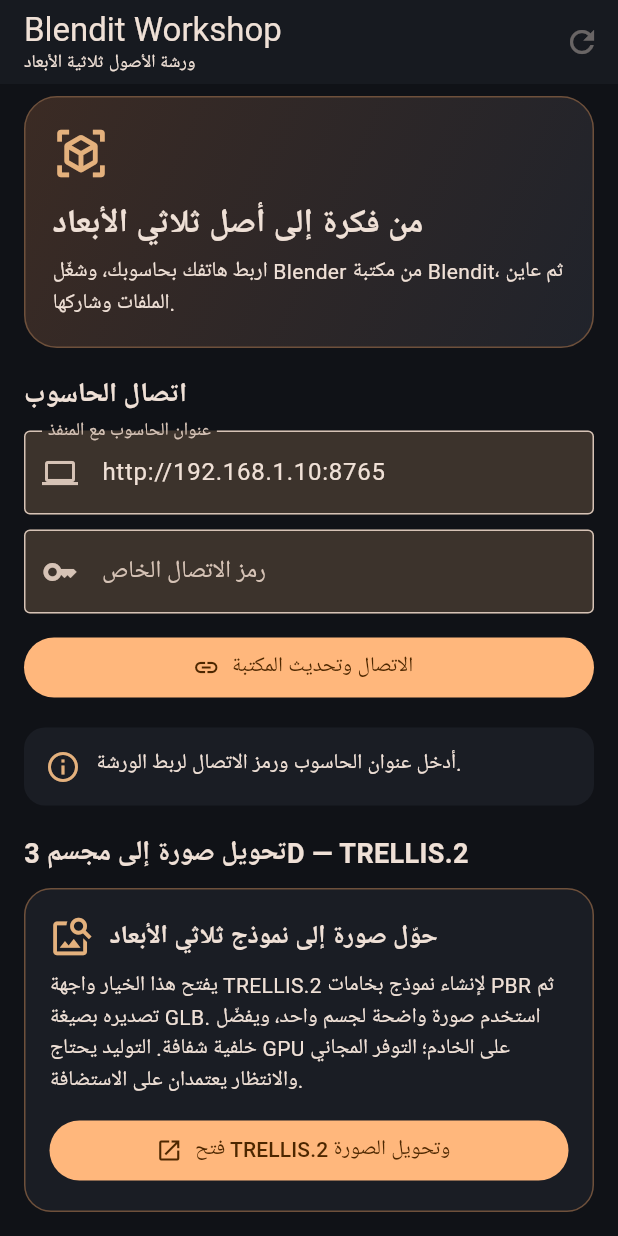
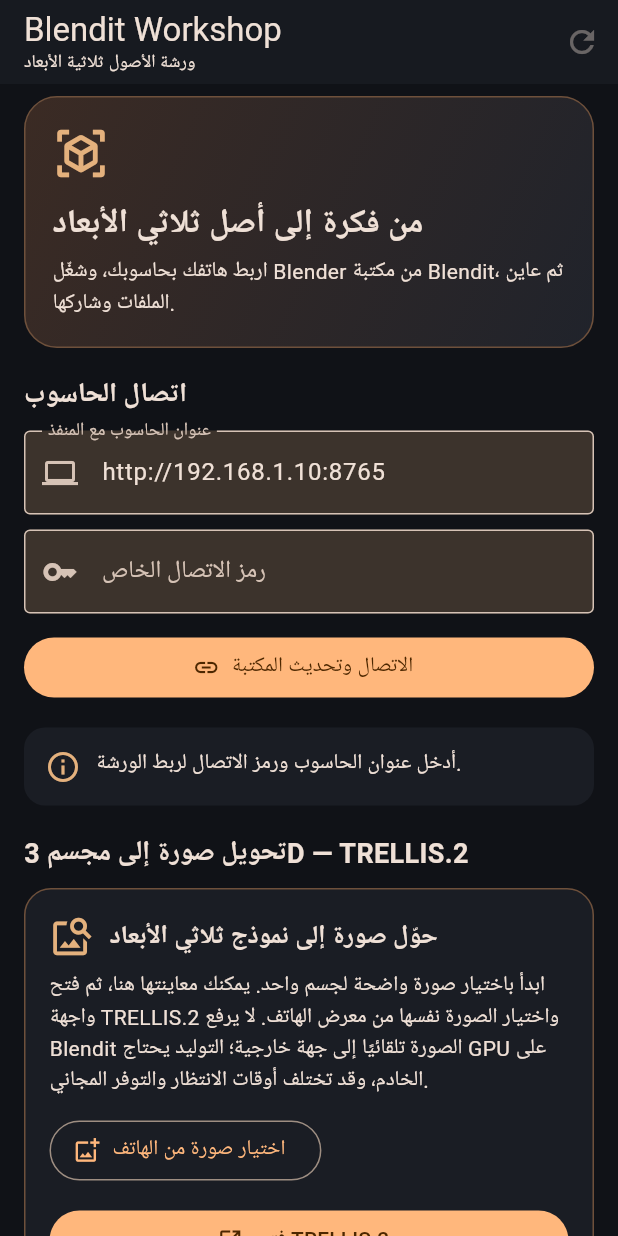
Before and after one commit to bdssmdkacem-dot/Blendit, a Flutter app: the screen it shows after launch, on a phone screen of 412 x 824 dp. Run offline on Flutter 3.47's test engine with Material 3 defaults, Android fonts, the phone set to English and light mode, and no system bars; our stand-ins replace image_picker, share_plus.

Commit message:
Add image selection and preview to TRELLIS.2 workflow

```diff
--- a/android_app/lib/main.dart
+++ b/android_app/lib/main.dart
@@ -4,6 +4,7 @@
 
 import 'package:flutter/material.dart';
 import 'package:http/http.dart' as http;
+import 'package:image_picker/image_picker.dart';
 import 'package:path_provider/path_provider.dart';
 import 'package:share_plus/share_plus.dart';
 import 'package:url_launcher/url_launcher.dart';
@@ -73,6 +74,8 @@
   bool _busy = false;
   bool _connected = false;
   Timer? _pollTimer;
+  final ImagePicker _imagePicker = ImagePicker();
+  XFile? _sourceImage;
 
   String get _baseUrl => _hostController.text.trim().replaceAll(RegExp(r'/+$'), '');
   Map<String, String> get _headers => {
@@ -210,12 +213,38 @@
     }
   }
 
+  Future<void> _pickSourceImage() async {
+    try {
+      final image = await _imagePicker.pickImage(
+        source: ImageSource.gallery,
+        imageQuality: 92,
+        maxWidth: 2048,
+        maxHeight: 2048,
+      );
+      if (image == null || !mounted) return;
+      final size = await File(image.path).length();
+      if (size > 20 * 1024 * 1024) {
+        setState(() => _status = 'الصورة أكبر من 20 ميغابايت. اختر صورة أصغر لتسهيل الرفع.');
+        return;
+      }
+      setState(() {
+        _sourceImage = image;
+        _status = 'تم اختيار الصورة. افتح TRELLIS.2 ثم اختر الصورة نفسها من معرض الهاتف لبدء التوليد.';
+      });
+    } catch (error) {
+      if (mounted) setState(() => _status = 'تعذّر اختيار الصورة: $error');
+    }
+  }
+
   Future<void> _openTrellis() async {
     final uri = Uri.parse('https://huggingface.co/spaces/microsoft/TRELLIS.2');
     try {
       final opened = await launchUrl(uri, mode: LaunchMode.externalApplication);
-      if (!opened && mounted) {
+      if (!mounted) return;
+      if (!opened) {
         setState(() => _status = 'تعذّر فتح TRELLIS.2. تحقق من اتصال الإنترنت ثم أعد المحاولة.');
+      } else if (_sourceImage != null) {
+        setState(() => _status = 'فتحنا TRELLIS.2. لأسباب الخصوصية لا نرفع الصورة تلقائيًا؛ اختر الصورة المحددة يدويًا داخل صفحة الخدمة.');
       }
     } catch (error) {
       if (mounted) setState(() => _status = 'تعذّر فتح TRELLIS.2: $error');
@@ -365,17 +394,49 @@
                   ),
                   const SizedBox(height: 8),
                   const Text(
-                    'يفتح هذا الخيار واجهة TRELLIS.2 لإنشاء نموذج بخامات PBR ثم تصديره بصيغة GLB. '
-                    'استخدم صورة واضحة لجسم واحد، ويفضّل خلفية شفافة. التوليد يحتاج GPU على الخادم؛ '
-                    'التوفر المجاني والانتظار يعتمدان على الاستضافة.',
+                    'ابدأ باختيار صورة واضحة لجسم واحد. يمكنك معاينتها هنا، ثم فتح واجهة TRELLIS.2 واختيار الصورة نفسها من معرض الهاتف. '
+                    'لا يرفع Blendit الصورة تلقائيًا إلى جهة خارجية؛ التوليد يحتاج GPU على الخادم، وقد تختلف أوقات الانتظار والتوفر المجاني.',
                   ),
+                  const SizedBox(height: 12),
+                  OutlinedButton.icon(
+                    onPressed: _pickSourceImage,
+                    icon: const Icon(Icons.add_photo_alternate_outlined),
+                    label: Text(_sourceImage == null ? 'اختيار صورة من الهاتف' : 'تغيير الصورة المختارة'),
+                  ),
+                  if (_sourceImage != null) ...[
+                    const SizedBox(height: 12),
+                    ClipRRect(
+                      borderRadius: BorderRadius.circular(12),
+                      child: Image.file(
+                        File(_sourceImage!.path),
+                        height: 220,
+                        width: double.infinity,
+                        fit: BoxFit.contain,
+                        errorBuilder: (context, error, stackTrace) => const SizedBox(
+                          height: 80,
+                          child: Center(child: Text('تعذّرت معاينة الصورة المختارة')),
+                        ),
+                      ),
+                    ),
+                    const SizedBox(height: 6),
+                    Text(_sourceImage!.name, maxLines: 1, overflow: TextOverflow.ellipsis,
+                      style: const TextStyle(color: Colors.white70, fontSize: 12)),
+                    Align(
+                      alignment: AlignmentDirectional.centerEnd,
+                      child: TextButton.icon(
+                        onPressed: () => setState(() => _sourceImage = null),
+                        icon: const Icon(Icons.close),
+                        label: const Text('إزالة الصورة'),
+                      ),
+                    ),
+                  ],
                   const SizedBox(height: 12),
                   SizedBox(
                     width: double.infinity,
                     child: FilledButton.icon(
                       onPressed: _openTrellis,
                       icon: const Icon(Icons.open_in_new),
-                      label: const Text('فتح TRELLIS.2 وتحويل الصورة'),
+                      label: const Text('فتح TRELLIS.2'),
                     ),
                   ),
                 ],
```
